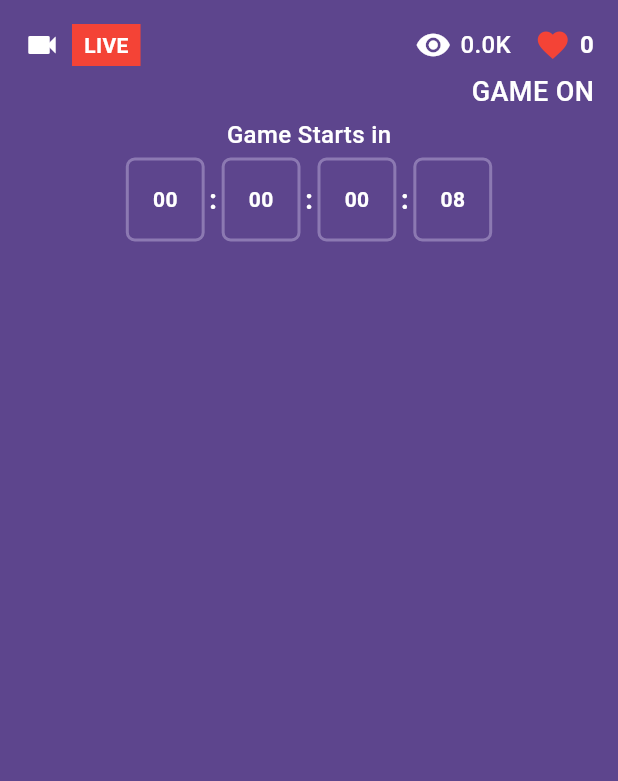
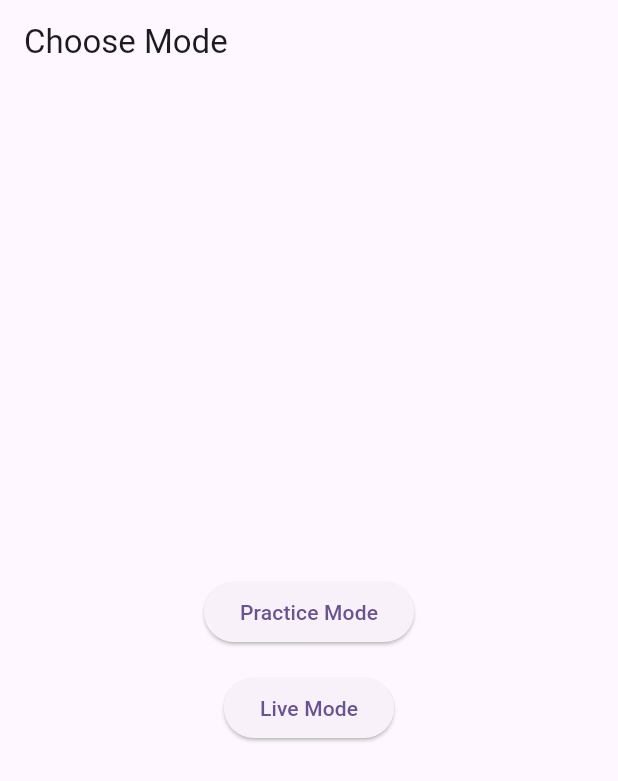
Before and after one commit to manil-123/quiz_practice, a Flutter app: the screen it shows after launch, on a phone screen of 412 x 824 dp. Shown: the top 781 px of the screen. Run offline on Flutter 3.47's test engine with Material 2 defaults, Android fonts, the phone set to English and light mode, and no system bars; our stand-ins replace flutter_bloc, freezed_annotation, get_it, injectable, shared_preferences, slide_countdown.

Commit message:
mode option for games

```diff
--- a/lib/main.dart
+++ b/lib/main.dart
@@ -3,7 +3,7 @@ import 'package:flutter_bloc/flutter_bloc.dart';
 import 'package:quiz_practice/app/database/local_storage.dart';
 import 'package:quiz_practice/cubits/quiz_page_cubit.dart';
 import 'package:quiz_practice/injection.dart';
-import 'screens/game_screen.dart';
+import 'package:quiz_practice/screens/option_screen.dart';
 
 void main() async {
   WidgetsFlutterBinding.ensureInitialized();
@@ -35,7 +35,7 @@ class MyApp extends StatelessWidget {
           colorScheme: ColorScheme.fromSeed(seedColor: Colors.deepPurple),
           useMaterial3: true,
         ),
-        home: const GameScreen(),
+        home: const OptionsScreen(),
       ),
     );
   }
--- a/lib/screens/game_screen.dart
+++ b/lib/screens/game_screen.dart
@@ -25,18 +25,22 @@ class _GameScreenState extends State<GameScreen> {
 
   void _startTimer() {
     Timer.periodic(const Duration(seconds: 1), (timer) {
+      if (mounted) {
         setState(() {
           if (_seconds != 0) {
             _seconds--;
           }
         });
+      }
     });
     Timer.periodic(const Duration(milliseconds: 300), (timer) {
+      if (mounted) {
         setState(() {
           if (_seconds < 6 && _seconds != 0) {
             _isVisible = !_isVisible; // Toggle visibility every second
           }
         });
+      }
     });
   }
 
--- /dev/null
+++ b/lib/screens/option_screen.dart
@@ -0,0 +1,41 @@
+import 'package:flutter/material.dart';
+import 'package:quiz_practice/screens/game_screen.dart';
+
+class OptionsScreen extends StatelessWidget {
+  const OptionsScreen({super.key});
+
+  @override
+  Widget build(BuildContext context) {
+    return Scaffold(
+      appBar: AppBar(
+        title: const Text(
+          'Choose Mode',
+        ),
+      ),
+      body: Center(
+        child: Column(
+          mainAxisAlignment: MainAxisAlignment.center,
+          children: [
+            ElevatedButton(
+              onPressed: () {},
+              child: const Text('Practice Mode'),
+            ),
+            const SizedBox(
+              height: 16.0,
+            ),
+            ElevatedButton(
+              onPressed: () {
+                Navigator.of(context).push(
+                  MaterialPageRoute(
+                    builder: (context) => const GameScreen(),
+                  ),
+                );
+              },
+              child: const Text('Live Mode'),
+            )
+          ],
+        ),
+      ),
+    );
+  }
+}
```
Lines whose indentation alone changed are shown as unchanged.
